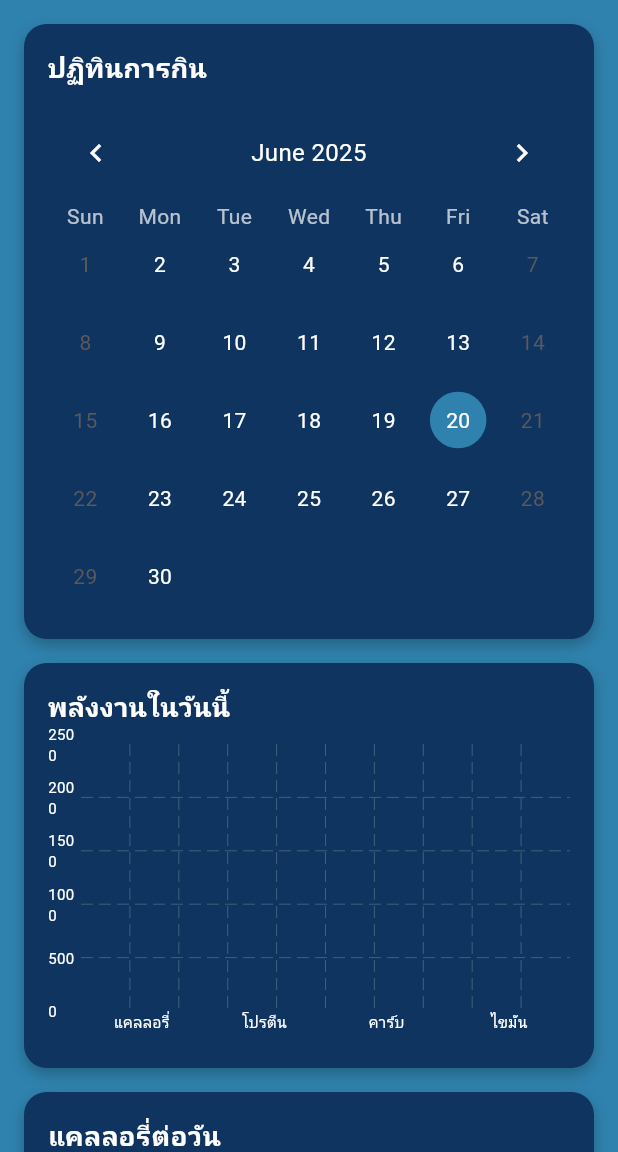
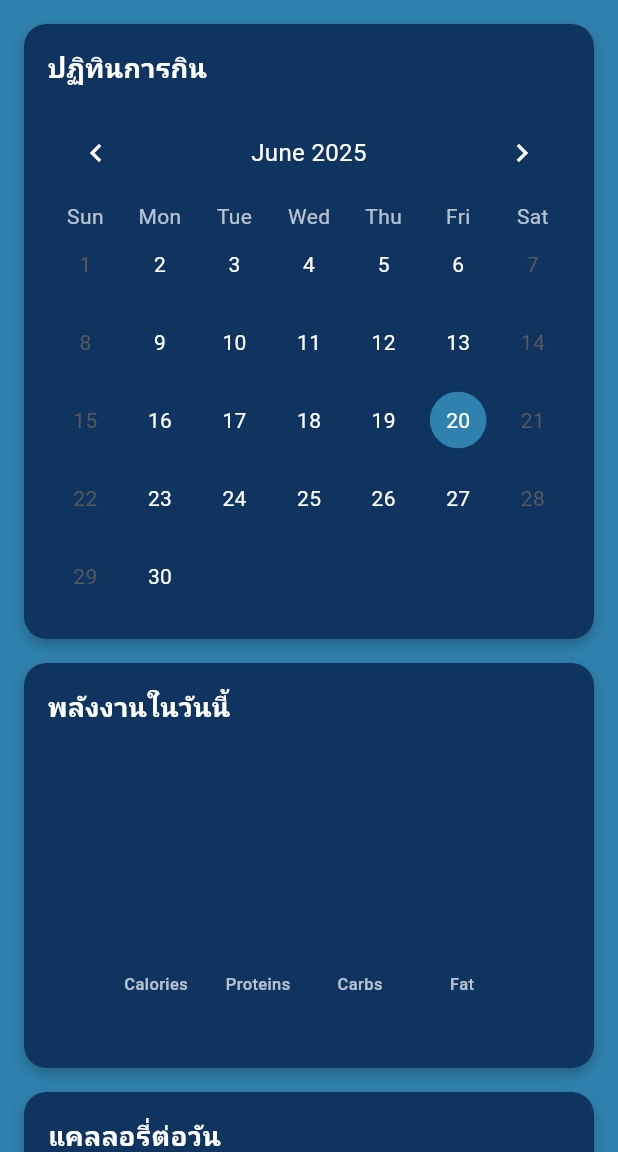
Before and after one commit to SkyDevF/KinrooV2, a Flutter app: the FoodHistoryScreen screen opened directly, on a phone screen of 412 x 824 dp, the part 84-1236 px from its top. Run offline on Flutter 3.47's test engine with Material 3 defaults, Android fonts, the phone set to English and light mode, and no system bars; drawn by our look-alikes of fl_chart, table_calendar; our stand-ins replace cloud_firestore, crystal_navigation_bar, firebase_auth, firebase_core, image_picker, shared_preferences and 1 more; missing offline and left inert: tflite_flutter; accounts and stored records are empty.

Commit message:
แกไข food_history_screen.dart

```diff
--- a/lib/screens/food_history_screen.dart
+++ b/lib/screens/food_history_screen.dart
@@ -273,42 +273,68 @@ class _FoodHistoryScreenState extends State<FoodHistoryScreen> {
  Widget _buildDailyNutritionBox() {
   return _buildCardWrapper(
     title: 'พลังงานในวันนี้',
-      child: SizedBox(
+    child: Container(
       height: 200,
+      padding: const EdgeInsets.all(16),
       child: BarChart(
         BarChartData(
-            alignment: BarChartAlignment.spaceAround,
-            maxY: dailyNutrition['targetCalories'] > 0 ? dailyNutrition['targetCalories'].toDouble() * 1.2 : 2500,
-            barTouchData: BarTouchData(enabled: false),
+          alignment: BarChartAlignment.spaceEvenly,
+          maxY: _getMaxValue(),
+          barTouchData: BarTouchData(
+            enabled: true,
+            touchTooltipData: BarTouchTooltipData(
+              getTooltipColor: (group) => Colors.black87,
+              getTooltipItem: (group, groupIndex, rod, rodIndex) {
+                final titles = ['แคลลอรี่', 'โปรตีน', 'คาร์บ', 'ไขมัน'];
+                final values = [
+                  dailyNutrition['calories'],
+                  dailyNutrition['protein'],
+                  dailyNutrition['carbs'],
+                  dailyNutrition['fat']
+                ];
+                return BarTooltipItem(
+                  '${titles[group.x]}\n${values[group.x]}',
+                  const TextStyle(color: Colors.white, fontSize: 12),
+                );
+              },
+            ),
+          ),
           titlesData: FlTitlesData(
             show: true,
             bottomTitles: AxisTitles(
               sideTitles: SideTitles(
                 showTitles: true,
+                reservedSize: 40,
                 getTitlesWidget: (value, meta) {
-                    final titles = ['แคลลอรี่', 'โปรตีน', 'คาร์บ', 'ไขมัน'];
-                    return Text(titles[value.toInt()], style: const TextStyle(color: Colors.white, fontSize: 10));
+                  const titles = ['Calories', 'Proteins', 'Carbs', 'Fat'];
+                  if (value.toInt() >= 0 && value.toInt() < titles.length) {
+                    return Padding(
+                      padding: const EdgeInsets.only(top: 8.0),
+                      child: Text(
+                        titles[value.toInt()],
+                        style: const TextStyle(
+                          color: Colors.white70,
+                          fontSize: 11,
+                          fontWeight: FontWeight.w500,
+                        ),
+                      ),
+                    );
+                  }
+                  return const Text('');
                 },
               ),
             ),
-              leftTitles: AxisTitles(
-                sideTitles: SideTitles(
-                  showTitles: true,
-                  getTitlesWidget: (value, meta) {
-                    return Text('${value.toInt()}', style: const TextStyle(color: Colors.white, fontSize: 10));
-                  },
-                  interval: dailyNutrition['targetCalories'] > 0 ? (dailyNutrition['targetCalories'] / 4).roundToDouble() : 500,
-                ),
-              ),
+            leftTitles: const AxisTitles(sideTitles: SideTitles(showTitles: false)),
             topTitles: const AxisTitles(sideTitles: SideTitles(showTitles: false)),
             rightTitles: const AxisTitles(sideTitles: SideTitles(showTitles: false)),
           ),
+          gridData: const FlGridData(show: false),
           borderData: FlBorderData(show: false),
           barGroups: [
-              _buildBarChartGroupData(0, dailyNutrition['calories'].toDouble(), const Color(0xFFE94560)),
-              _buildBarChartGroupData(1, dailyNutrition['protein'].toDouble(), Colors.red),
-              _buildBarChartGroupData(2, dailyNutrition['carbs'].toDouble(), Colors.orange),
-              _buildBarChartGroupData(3, dailyNutrition['fat'].toDouble(), Colors.yellow),
+            _buildNutritionBarData(0, dailyNutrition['calories'].toDouble(), const Color(0xFF4A90E2)),
+            _buildNutritionBarData(1, dailyNutrition['protein'].toDouble(), const Color(0xFF4A90E2)),
+            _buildNutritionBarData(2, dailyNutrition['carbs'].toDouble(), const Color(0xFF4A90E2)),
+            _buildNutritionBarData(3, dailyNutrition['fat'].toDouble(), const Color(0xFF4A90E2)),
           ],
         ),
       ),
@@ -316,19 +342,40 @@ class _FoodHistoryScreenState extends State<FoodHistoryScreen> {
   );
 }
 
-  BarChartGroupData _buildBarChartGroupData(int x, double y, Color color) {
+BarChartGroupData _buildNutritionBarData(int x, double y, Color color) {
   return BarChartGroupData(
     x: x,
     barRods: [
       BarChartRodData(
         toY: y,
         color: color,
-          width: 20,
-          borderRadius: BorderRadius.circular(4),
+        width: 24,
+        borderRadius: const BorderRadius.only(
+          topLeft: Radius.circular(12),
+          topRight: Radius.circular(12),
+        ),
+        backDrawRodData: BackgroundBarChartRodData(
+          show: false,
+        ),
       ),
     ],
   );
 }
+
+double _getMaxValue() {
+  final values = [
+    dailyNutrition['calories'].toDouble(),
+    dailyNutrition['protein'].toDouble(),
+    dailyNutrition['carbs'].toDouble(),
+    dailyNutrition['fat'].toDouble(),
+  ];
+
+  final maxValue = values.reduce((a, b) => a > b ? a : b);
+
+  // เพิ่ม 20% ของค่าสูงสุดเพื่อให้มีพื้นที่ว่างด้านบน
+  return maxValue * 1.2;
+}
+
 
   Widget _buildCaloriesProgressBox() {
     double progress = (dailyNutrition['targetCalories'] > 0)
@@ -360,7 +407,7 @@ class _FoodHistoryScreenState extends State<FoodHistoryScreen> {
                     height: 30,
                     decoration: BoxDecoration(
                       gradient: const LinearGradient(
-                        colors: [Color.fromARGB(255, 37, 156, 24), Color.fromARGB(255, 111, 255, 140)],
+                        colors: [Color.fromARGB(255, 38, 241, 16), Color.fromARGB(255, 8, 101, 27)],
                       ),
                       borderRadius: BorderRadius.circular(15),
                     ),
```
Lines whose indentation alone changed are shown as unchanged.
